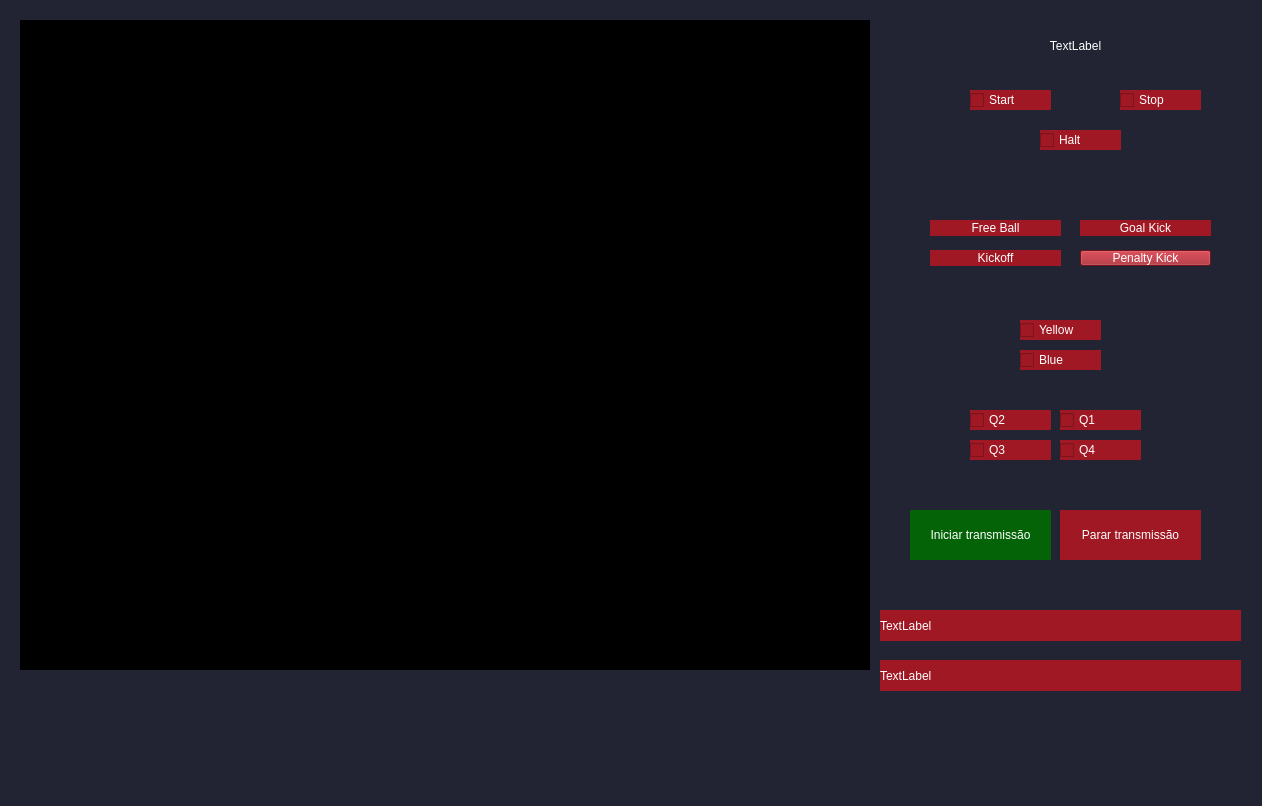
First picture: the form in main_window.ui, repository Red-Dragons-UFSCar/red_referee, before the edit.
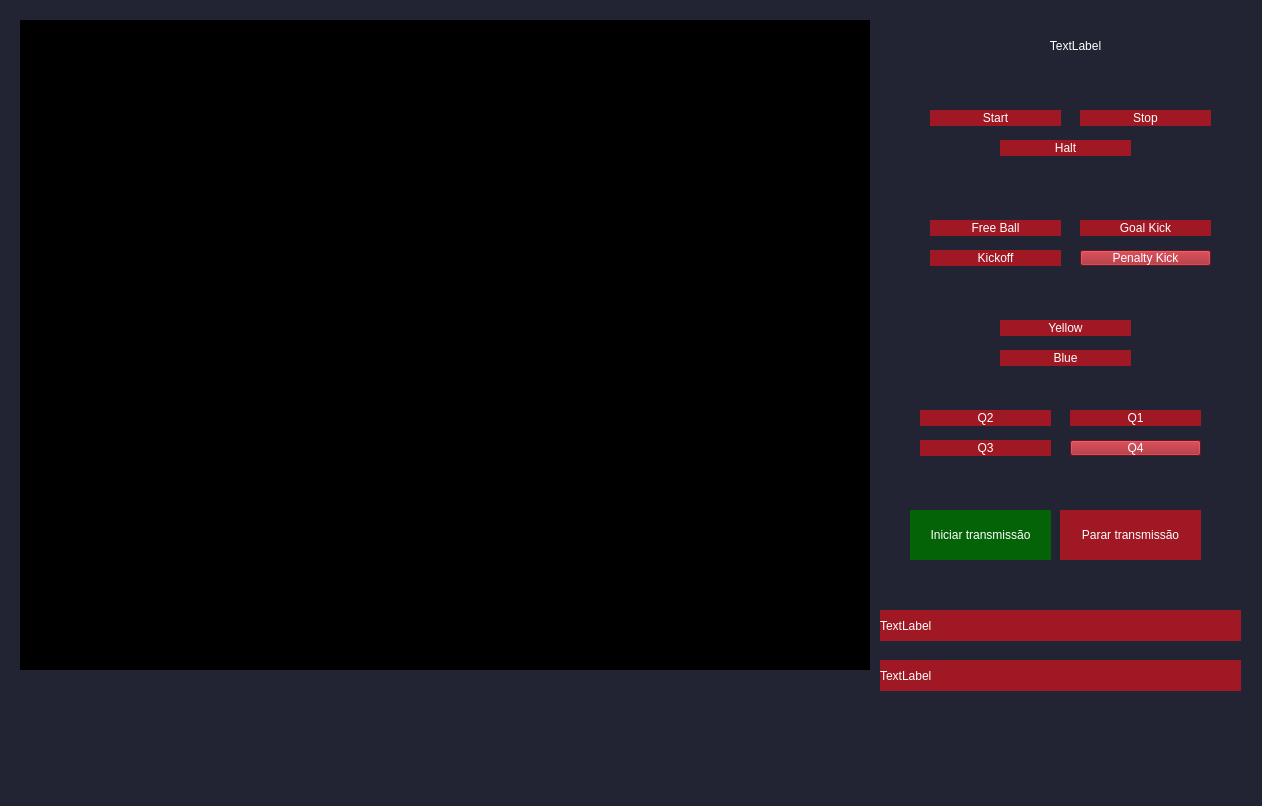
Second picture: the form after the edit.

Commit message: Correção interface + rotação robô

```diff
--- a/main_window.ui
+++ b/main_window.ui
@@ -321,96 +321,6 @@
     <string>TextLabel</string>
    </property>
   </widget>
-  <widget class="QCheckBox" name="QT_btQ1">
-   <property name="geometry">
-    <rect>
-     <x>1060</x>
-     <y>410</y>
-     <width>81</width>
-     <height>20</height>
-    </rect>
-   </property>
-   <property name="styleSheet">
-    <string notr="true">color:rgb(255,255,255);
-background-color: #9F1823;
-</string>
-   </property>
-   <property name="text">
-    <string>Q1</string>
-   </property>
-  </widget>
-  <widget class="QCheckBox" name="QT_btQ2">
-   <property name="geometry">
-    <rect>
-     <x>970</x>
-     <y>410</y>
-     <width>81</width>
-     <height>20</height>
-    </rect>
-   </property>
-   <property name="styleSheet">
-    <string notr="true">color:rgb(255,255,255);
-background-color: #9F1823;
-</string>
-   </property>
-   <property name="text">
-    <string>Q2</string>
-   </property>
-  </widget>
-  <widget class="QCheckBox" name="QT_btBlue">
-   <property name="geometry">
-    <rect>
-     <x>1020</x>
-     <y>350</y>
-     <width>81</width>
-     <height>20</height>
-    </rect>
-   </property>
-   <property name="styleSheet">
-    <string notr="true">color:rgb(255,255,255);
-background-color: #9F1823;
-</string>
-   </property>
-   <property name="text">
-    <string>Blue</string>
-   </property>
-  </widget>
-  <widget class="QCheckBox" name="QT_btStop">
-   <property name="geometry">
-    <rect>
-     <x>1120</x>
-     <y>90</y>
-     <width>81</width>
-     <height>20</height>
-    </rect>
-   </property>
-   <property name="styleSheet">
-    <string notr="true">color:rgb(255,255,255);
-background-color: #9F1823;
-</string>
-   </property>
-   <property name="text">
-    <string>Stop</string>
-   </property>
-  </widget>
-  <widget class="QCheckBox" name="QT_btQ4">
-   <property name="geometry">
-    <rect>
-     <x>1060</x>
-     <y>440</y>
-     <width>81</width>
-     <height>20</height>
-    </rect>
-   </property>
-   <property name="styleSheet">
-    <string notr="true">color:rgb(255,255,255);
-background-color: #9F1823;
-</string>
-   </property>
-   <property name="text">
-    <string>Q4</string>
-   </property>
-  </widget>
   <widget class="QPushButton" name="QT_btKickOff">
    <property name="geometry">
     <rect>
@@ -436,24 +346,6 @@
     <string>Kickoff</string>
    </property>
   </widget>
-  <widget class="QCheckBox" name="QT_btQ3">
-   <property name="geometry">
-    <rect>
-     <x>970</x>
-     <y>440</y>
-     <width>81</width>
-     <height>20</height>
-    </rect>
-   </property>
-   <property name="styleSheet">
-    <string notr="true">color:rgb(255,255,255);
-background-color: #9F1823;
-</string>
-   </property>
-   <property name="text">
-    <string>Q3</string>
-   </property>
-  </widget>
   <widget class="QLabel" name="qt_FaltaAtual">
    <property name="geometry">
     <rect>
@@ -499,43 +391,6 @@
     <string>Free Ball</string>
    </property>
   </widget>
-  <widget class="QCheckBox" name="QT_btYellow">
-   <property name="geometry">
-    <rect>
-     <x>1020</x>
-     <y>320</y>
-     <width>81</width>
-     <height>20</height>
-    </rect>
-   </property>
-   <property name="styleSheet">
-    <string notr="true">color:rgb(255,255,255);
-background-color: #9F1823;
-
-</string>
-   </property>
-   <property name="text">
-    <string>Yellow</string>
-   </property>
-  </widget>
-  <widget class="QCheckBox" name="QT_btStart">
-   <property name="geometry">
-    <rect>
-     <x>970</x>
-     <y>90</y>
-     <width>81</width>
-     <height>20</height>
-    </rect>
-   </property>
-   <property name="styleSheet">
-    <string notr="true">color:rgb(255,255,255);
-background-color: #9F1823;
-</string>
-   </property>
-   <property name="text">
-    <string>Start</string>
-   </property>
-  </widget>
   <widget class="QPushButton" name="btPararTransmissao">
    <property name="geometry">
     <rect>
@@ -733,24 +588,229 @@
     <string>Parar transmissão</string>
    </property>
   </widget>
-  <widget class="QCheckBox" name="QT_btHalt">
+  <widget class="QPushButton" name="QT_btStop">
    <property name="geometry">
     <rect>
-     <x>1040</x>
-     <y>130</y>
-     <width>81</width>
-     <height>20</height>
+     <x>1080</x>
+     <y>110</y>
+     <width>131</width>
+     <height>16</height>
     </rect>
    </property>
    <property name="styleSheet">
-    <string notr="true">color:rgb(255,255,255);
-background-color: #9F1823;
-</string>
+    <string notr="true">QPushButton{
+	color: rgb(255, 255, 255);
+	background-color: #9F1823;
+	border-radius:0px;
+}
+QPushButton:hover{
+	color: rgb(255, 255, 255);
+	background-color: #ff0000;
+	border-radius:0px;
+}</string>
+   </property>
+   <property name="text">
+    <string>Stop</string>
+   </property>
+  </widget>
+  <widget class="QPushButton" name="QT_btHalt">
+   <property name="geometry">
+    <rect>
+     <x>1000</x>
+     <y>140</y>
+     <width>131</width>
+     <height>16</height>
+    </rect>
+   </property>
+   <property name="styleSheet">
+    <string notr="true">QPushButton{
+	color: rgb(255, 255, 255);
+	background-color: #9F1823;
+	border-radius:0px;
+}
+QPushButton:hover{
+	color: rgb(255, 255, 255);
+	background-color: #ff0000;
+	border-radius:0px;
+}</string>
    </property>
    <property name="text">
     <string>Halt</string>
    </property>
   </widget>
+  <widget class="QPushButton" name="QT_btStart">
+   <property name="geometry">
+    <rect>
+     <x>930</x>
+     <y>110</y>
+     <width>131</width>
+     <height>16</height>
+    </rect>
+   </property>
+   <property name="styleSheet">
+    <string notr="true">QPushButton{
+	color: rgb(255, 255, 255);
+	background-color: #9F1823;
+	border-radius:0px;
+}
+QPushButton:hover{
+	color: rgb(255, 255, 255);
+	background-color: #ff0000;
+	border-radius:0px;
+}</string>
+   </property>
+   <property name="text">
+    <string>Start</string>
+   </property>
+  </widget>
+  <widget class="QPushButton" name="QT_btQ1">
+   <property name="geometry">
+    <rect>
+     <x>1070</x>
+     <y>410</y>
+     <width>131</width>
+     <height>16</height>
+    </rect>
+   </property>
+   <property name="styleSheet">
+    <string notr="true">QPushButton{
+	color: rgb(255, 255, 255);
+	background-color: #9F1823;
+	border-radius:0px;
+}
+QPushButton:hover{
+	color: rgb(255, 255, 255);
+	background-color: #ff0000;
+	border-radius:0px;
+}</string>
+   </property>
+   <property name="text">
+    <string>Q1</string>
+   </property>
+  </widget>
+  <widget class="QPushButton" name="QT_btQ4">
+   <property name="geometry">
+    <rect>
+     <x>1070</x>
+     <y>440</y>
+     <width>131</width>
+     <height>16</height>
+    </rect>
+   </property>
+   <property name="styleSheet">
+    <string notr="true">QPushButton{
+	color: rgb(255, 255, 255);
+	background-color: #9F1823;
+}
+QPushButton:hover{
+	color: rgb(255, 255, 255);
+	background-color: #ff0000;
+}</string>
+   </property>
+   <property name="text">
+    <string>Q4</string>
+   </property>
+  </widget>
+  <widget class="QPushButton" name="QT_btQ3">
+   <property name="geometry">
+    <rect>
+     <x>920</x>
+     <y>440</y>
+     <width>131</width>
+     <height>16</height>
+    </rect>
+   </property>
+   <property name="styleSheet">
+    <string notr="true">QPushButton{
+	color: rgb(255, 255, 255);
+	background-color: #9F1823;
+	border-radius:0px;
+}
+QPushButton:hover{
+	color: rgb(255, 255, 255);
+	background-color: #ff0000;
+	border-radius:0px;
+}</string>
+   </property>
+   <property name="text">
+    <string>Q3</string>
+   </property>
+  </widget>
+  <widget class="QPushButton" name="QT_btQ2">
+   <property name="geometry">
+    <rect>
+     <x>920</x>
+     <y>410</y>
+     <width>131</width>
+     <height>16</height>
+    </rect>
+   </property>
+   <property name="styleSheet">
+    <string notr="true">QPushButton{
+	color: rgb(255, 255, 255);
+	background-color: #9F1823;
+	border-radius:0px;
+}
+QPushButton:hover{
+	color: rgb(255, 255, 255);
+	background-color: #ff0000;
+	border-radius:0px;
+}</string>
+   </property>
+   <property name="text">
+    <string>Q2</string>
+   </property>
+  </widget>
+  <widget class="QPushButton" name="QT_btBlue">
+   <property name="geometry">
+    <rect>
+     <x>1000</x>
+     <y>350</y>
+     <width>131</width>
+     <height>16</height>
+    </rect>
+   </property>
+   <property name="styleSheet">
+    <string notr="true">QPushButton{
+	color: rgb(255, 255, 255);
+	background-color: #9F1823;
+	border-radius:0px;
+}
+QPushButton:hover{
+	color: rgb(255, 255, 255);
+	background-color: #ff0000;
+	border-radius:0px;
+}</string>
+   </property>
+   <property name="text">
+    <string>Blue</string>
+   </property>
+  </widget>
+  <widget class="QPushButton" name="QT_btYellow">
+   <property name="geometry">
+    <rect>
+     <x>1000</x>
+     <y>320</y>
+     <width>131</width>
+     <height>16</height>
+    </rect>
+   </property>
+   <property name="styleSheet">
+    <string notr="true">QPushButton{
+	color: rgb(255, 255, 255);
+	background-color: #9F1823;
+	border-radius:0px;
+}
+QPushButton:hover{
+	color: rgb(255, 255, 255);
+	background-color: #ff0000;
+	border-radius:0px;
+}</string>
+   </property>
+   <property name="text">
+    <string>Yellow</string>
+   </property>
+  </widget>
  </widget>
  <resources/>
  <connections/>
```
The commit also changes 2 other files.
